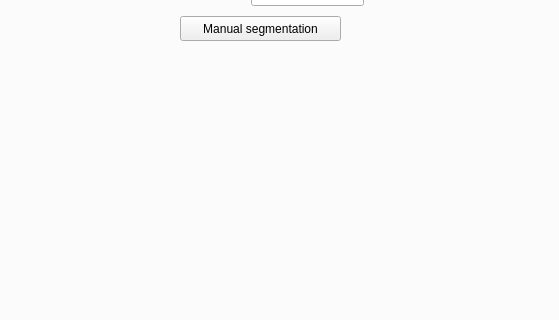
Above: Trial_UI_V2.ui from AjeyDikshit/ExpertSystem before the change; both pictures show x 722 to 1281 and y 280 to 600 of the 1281 by 840 pixel window. Below: the same form after it.
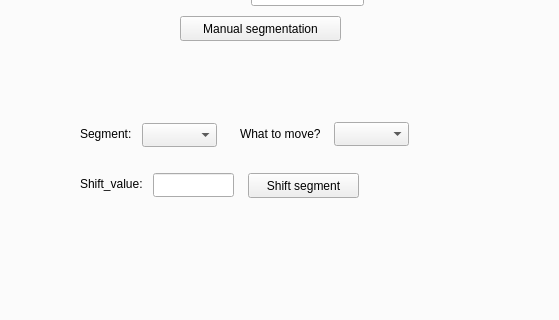
That is the form after the change. The open tabs and pages were chosen to show the change. Icons and pictures are not drawn. Custom widgets are drawn as their Qt base class.

Commit message: Added segment shifting functionality

What changed in the file:
```diff
--- a/Trial_UI_V2.ui
+++ b/Trial_UI_V2.ui
@@ -1777,6 +1777,108 @@
        </item>
       </layout>
      </widget>
+     <widget class="QLabel" name="label_21">
+      <property name="geometry">
+       <rect>
+        <x>790</x>
+        <y>370</y>
+        <width>71</width>
+        <height>16</height>
+       </rect>
+      </property>
+      <property name="text">
+       <string>Segment:</string>
+      </property>
+     </widget>
+     <widget class="QComboBox" name="ComB_segment_selection">
+      <property name="geometry">
+       <rect>
+        <x>852</x>
+        <y>367</y>
+        <width>75</width>
+        <height>24</height>
+       </rect>
+      </property>
+     </widget>
+     <widget class="QLabel" name="label_22">
+      <property name="geometry">
+       <rect>
+        <x>950</x>
+        <y>370</y>
+        <width>91</width>
+        <height>16</height>
+       </rect>
+      </property>
+      <property name="text">
+       <string>What to move?</string>
+      </property>
+     </widget>
+     <widget class="QComboBox" name="ComB_what2move">
+      <property name="geometry">
+       <rect>
+        <x>1044</x>
+        <y>366</y>
+        <width>75</width>
+        <height>24</height>
+       </rect>
+      </property>
+      <item>
+       <property name="text">
+        <string/>
+       </property>
+      </item>
+      <item>
+       <property name="text">
+        <string>Both</string>
+       </property>
+      </item>
+      <item>
+       <property name="text">
+        <string>Left</string>
+       </property>
+      </item>
+      <item>
+       <property name="text">
+        <string>Right</string>
+       </property>
+      </item>
+     </widget>
+     <widget class="QLabel" name="label_23">
+      <property name="geometry">
+       <rect>
+        <x>790</x>
+        <y>420</y>
+        <width>71</width>
+        <height>16</height>
+       </rect>
+      </property>
+      <property name="text">
+       <string>Shift_value:</string>
+      </property>
+     </widget>
+     <widget class="QLineEdit" name="LE_segment_shift_value">
+      <property name="geometry">
+       <rect>
+        <x>863</x>
+        <y>417</y>
+        <width>81</width>
+        <height>24</height>
+       </rect>
+      </property>
+     </widget>
+     <widget class="QPushButton" name="PB_shift_segment">
+      <property name="geometry">
+       <rect>
+        <x>958</x>
+        <y>417</y>
+        <width>111</width>
+        <height>25</height>
+       </rect>
+      </property>
+      <property name="text">
+       <string>Shift segment</string>
+      </property>
+     </widget>
     </widget>
    </widget>
   </widget>
```
Left out of the diff: 2 changed lines with no effect on the pictures. The commit also changes 1 other file.
